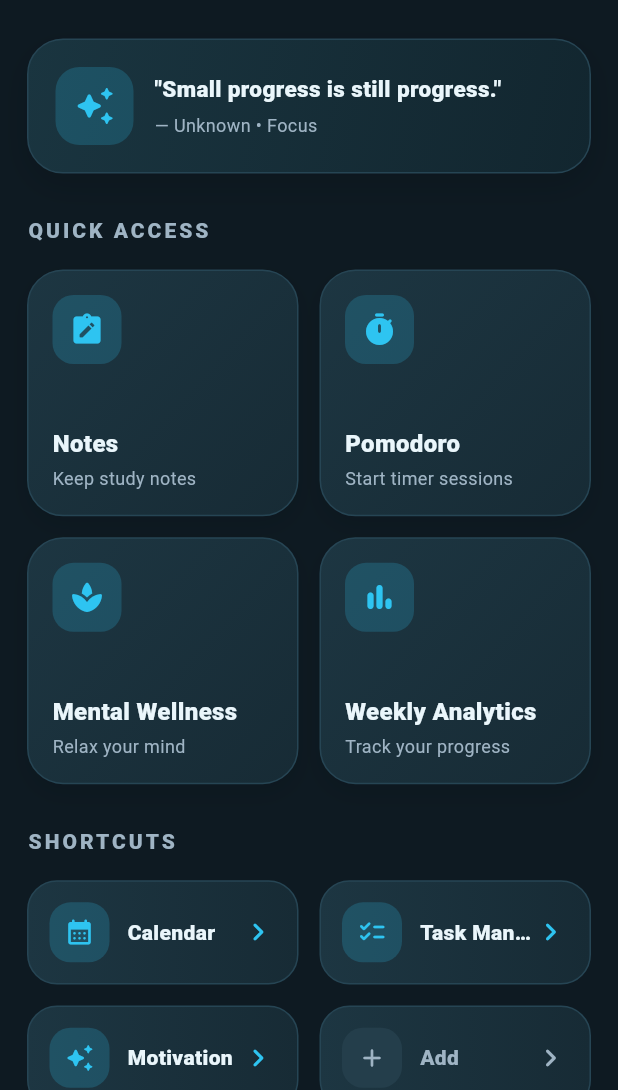
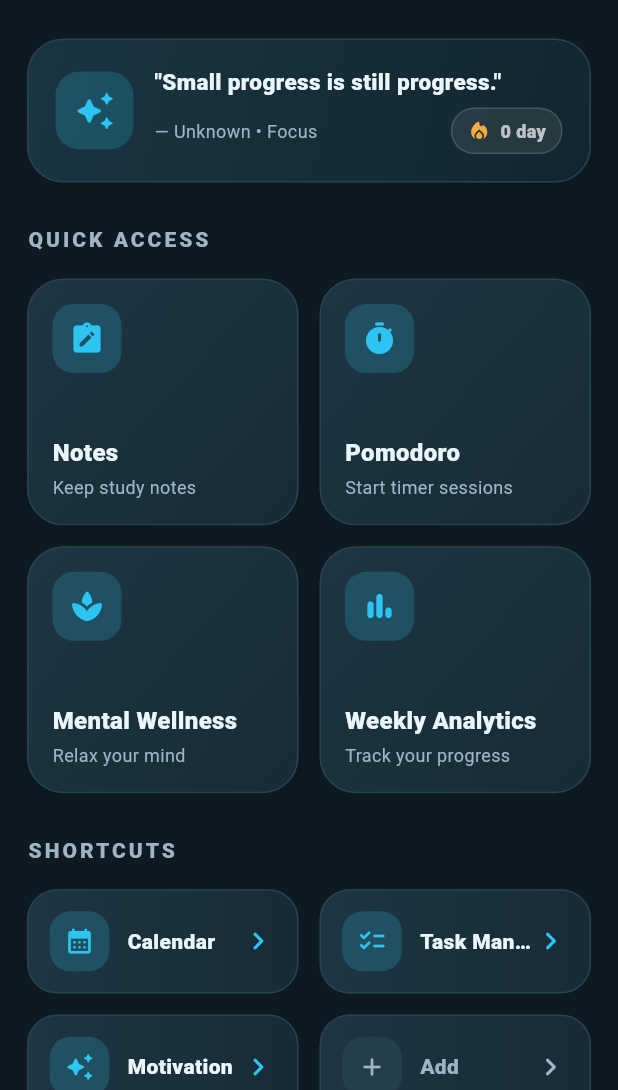
Before and after one commit to VB701k/VORA, a Flutter app: the HomeScreen screen opened directly, on a phone screen of 412 x 824 dp, the part 146-1236 px from its top. Run offline on Flutter 3.47's test engine with Material 3 defaults, Android fonts, the phone set to English and light mode, and no system bars; our stand-ins replace cloud_firestore, firebase_auth, firebase_core, firebase_messaging, firebase_storage, fl_chart and 2 more; accounts and stored records are empty; Roboto replaces fonts that are missing (Arial).

Commit message:
home screen updated and improved

```diff
--- a/lib/frontend/main_screens/home_screen.dart
+++ b/lib/frontend/main_screens/home_screen.dart
@@ -1,16 +1,16 @@
 import 'package:flutter/material.dart';
 import 'package:vora/backend/services/home_profile_service.dart';
+
 import 'package:vora/frontend/pages/task_manager_screen.dart';
 import 'package:vora/frontend/pages/wellness_hub_screen.dart';
 import 'package:vora/frontend/pages/pomodoro_tab.dart';
-import "package:vora/frontend/main_screens/notes.dart";
-import "package:vora/frontend/pages/calendar_screen.dart";
-import "package:vora/frontend/pages/weekly_analysis_screen.dart";
+import 'package:vora/frontend/main_screens/notes.dart';
+import 'package:vora/frontend/pages/calendar_screen.dart';
+import 'package:vora/frontend/pages/weekly_analysis_screen.dart';
 
-// ✅ IMPORTANT: make sure your Quotes service file name & class match.
-// If your file is quotes_services.dart, keep it like this:
-import "package:vora/backend/services/quotes_services.dart";
-import "package:vora/backend/services/streak_services.dart";
+import 'package:vora/backend/services/quotes_services.dart';
+import 'package:vora/backend/services/streak_services.dart';
+import 'package:vora/frontend/pages/quotes_page.dart';
 
 class HomeScreen extends StatelessWidget {
   const HomeScreen({super.key});
@@ -38,7 +38,8 @@ class HomeScreen extends StatelessWidget {
               _buildTopBar(),
               const SizedBox(height: 26),
 
-              _buildHeroCard(), // ✅ now shows Firebase quote
+              // ✅ must pass context for navigation
+              _buildHeroCard(context),
               const SizedBox(height: 28),
 
               _buildSectionTitle("QUICK ACCESS"),
@@ -117,9 +118,18 @@ class HomeScreen extends StatelessWidget {
     );
   }
 
-  /// ✅ Motivation card (shows quote from Firebase)
-  Widget _buildHeroCard() {
-    return Container(
+  /// ✅ Motivation card: Quote + Streak + Tap opens QuotesPage
+  Widget _buildHeroCard(BuildContext context) {
+    return InkWell(
+      borderRadius: BorderRadius.circular(24),
+      onTap: () {
+        // ✅ Correct Navigator
+        Navigator.push(
+          context,
+          MaterialPageRoute(builder: (_) => const QuotesPage()),
+        );
+      },
+      child: Container(
         width: double.infinity,
         padding: const EdgeInsets.all(18),
         decoration: BoxDecoration(
@@ -155,11 +165,13 @@ class HomeScreen extends StatelessWidget {
             ),
             const SizedBox(width: 14),
 
-          // ✅ Quote text from Firebase (no hardcoded quote)
             Expanded(
-            child: FutureBuilder<Map<String, dynamic>?>(
-              // ✅ This must exist in your quotes service
-              future: QuotesService.instance.getRandomQuote(),
+              child: FutureBuilder<List<dynamic>>(
+                future: Future.wait([
+                  QuotesService.instance
+                      .getRandomQuote(), // Map<String,dynamic>?
+                  StreakService.instance.getCurrentStreak(), // int
+                ]),
                 builder: (context, snap) {
                   if (snap.connectionState == ConnectionState.waiting) {
                     return const Column(
@@ -175,7 +187,7 @@ class HomeScreen extends StatelessWidget {
                         ),
                         SizedBox(height: 4),
                         Text(
-                        "Open your tools quickly and keep your study flow going.",
+                          "Tap to open more quotes.",
                           style: TextStyle(
                             color: textDim,
                             fontSize: 13,
@@ -186,41 +198,33 @@ class HomeScreen extends StatelessWidget {
                     );
                   }
 
-                final q = snap.data;
-                final quoteText = (q?['text'] ?? 'Stay consistent today ✨')
-                    .toString();
-                final author = (q?['author'] ?? 'Unknown').toString();
-                final category = (q?['category'] ?? 'Motivation').toString();
-                if (q == null) {
-                  return const Column(
-                    crossAxisAlignment: CrossAxisAlignment.start,
-                    children: [
-                      Text(
-                        "Stay consistent today ✨",
-                        style: TextStyle(
-                          color: text,
-                          fontSize: 17,
-                          fontWeight: FontWeight.w800,
+                  if (snap.hasError) {
+                    return Text(
+                      "Motivation error: ${snap.error}",
+                      style: const TextStyle(
+                        color: Colors.redAccent,
+                        fontWeight: FontWeight.w700,
                       ),
-                      ),
-                      SizedBox(height: 4),
-                      Text(
-                        "Add some quotes in Firestore → quotes collection.",
-                        style: TextStyle(
-                          color: textDim,
-                          fontSize: 13,
-                          height: 1.4,
-                        ),
-                      ),
-                    ],
                     );
                   }
+
+                  final list = snap.data ?? const [];
+                  final quote =
+                      (list.isNotEmpty ? list[0] : null)
+                          as Map<String, dynamic>?;
+                  final streak = (list.length > 1 ? list[1] : 0) as int;
+
+                  final quoteText =
+                      (quote?['text'] ?? 'Stay consistent today ✨').toString();
+                  final author = (quote?['author'] ?? 'Unknown').toString();
+                  final category = (quote?['category'] ?? 'Motivation')
+                      .toString();
 
                   return Column(
                     crossAxisAlignment: CrossAxisAlignment.start,
                     children: [
                       Text(
-                      '"${q['text'] ?? ''}"',
+                        '"$quoteText"',
                         maxLines: 2,
                         overflow: TextOverflow.ellipsis,
                         style: const TextStyle(
@@ -230,14 +234,53 @@ class HomeScreen extends StatelessWidget {
                           height: 1.25,
                         ),
                       ),
-                    const SizedBox(height: 6),
-                    Text(
-                      "— ${q['author'] ?? 'Unknown'} • ${q['category'] ?? 'Motivation'}",
+                      const SizedBox(height: 8),
+                      Row(
+                        children: [
+                          Expanded(
+                            child: Text(
+                              "— $author • $category",
+                              maxLines: 1,
+                              overflow: TextOverflow.ellipsis,
                               style: const TextStyle(
                                 color: textDim,
                                 fontSize: 12,
                                 height: 1.4,
                               ),
+                            ),
+                          ),
+                          Container(
+                            padding: const EdgeInsets.symmetric(
+                              horizontal: 10,
+                              vertical: 6,
+                            ),
+                            decoration: BoxDecoration(
+                              color: Colors.white.withOpacity(0.08),
+                              borderRadius: BorderRadius.circular(999),
+                              border: Border.all(
+                                color: Colors.white.withOpacity(0.15),
+                              ),
+                            ),
+                            child: Row(
+                              children: [
+                                const Icon(
+                                  Icons.local_fire_department_rounded,
+                                  color: Colors.orangeAccent,
+                                  size: 16,
+                                ),
+                                const SizedBox(width: 6),
+                                Text(
+                                  "$streak day",
+                                  style: const TextStyle(
+                                    color: Colors.white70,
+                                    fontWeight: FontWeight.w800,
+                                    fontSize: 12,
+                                  ),
+                                ),
+                              ],
+                            ),
+                          ),
+                        ],
                       ),
                     ],
                   );
@@ -245,6 +288,7 @@ class HomeScreen extends StatelessWidget {
               ),
             ),
           ],
+        ),
       ),
     );
   }
@@ -349,7 +393,12 @@ class HomeScreen extends StatelessWidget {
         _ShortcutTile(
           title: "Motivation",
           icon: Icons.auto_awesome_rounded,
-          onTap: () {},
+          onTap: () {
+            Navigator.push(
+              context,
+              MaterialPageRoute(builder: (_) => const QuotesPage()),
+            );
+          },
         ),
         _ShortcutTile(
           title: "Add",
```
Lines whose indentation alone changed are shown as unchanged.
